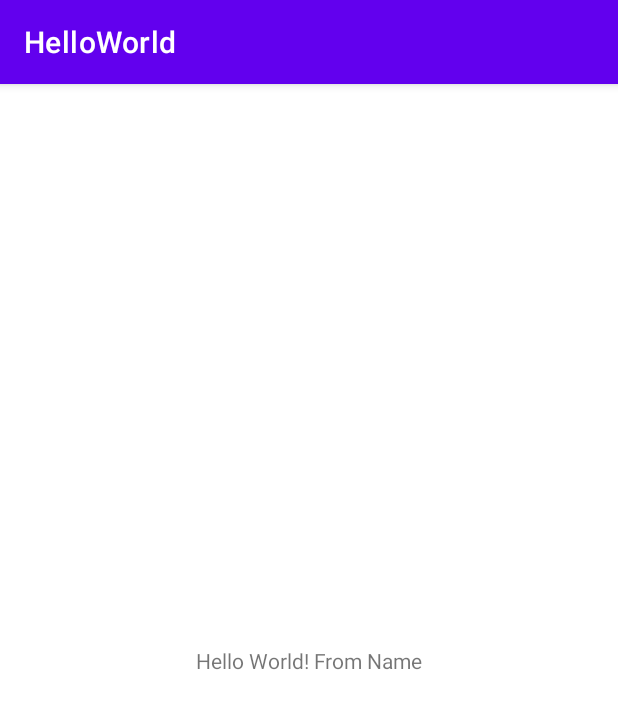
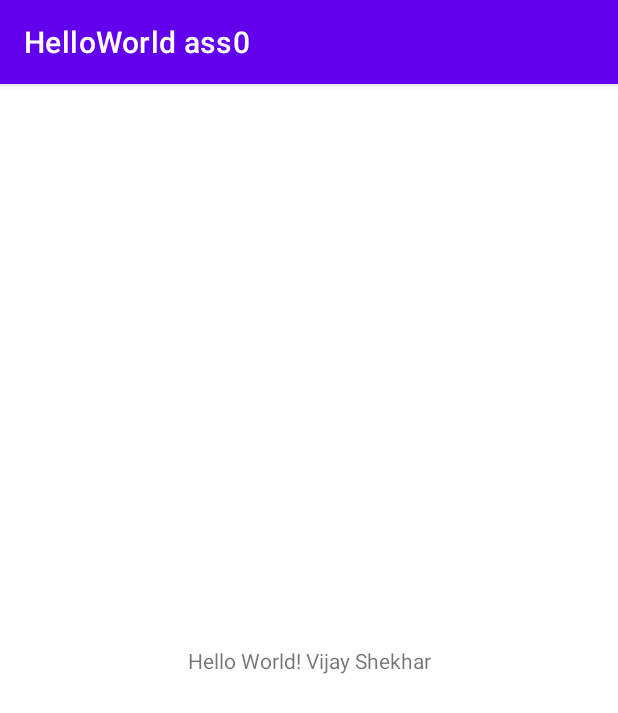
Before and after one commit to Mobile-Computing-Winter-2021/assignment0-vijayshekhar, an Android app: the screen it shows after launch (MainActivity), on a phone screen of 412 x 824 dp. Shown: the top 713 px of the screen. Run offline under Robolectric (Android 15) with nearby library versions, the phone set to English and light mode, and no system bars.

Commit message:
assignment0 initial commit

```diff
--- a/app/src/main/res/values/strings.xml
+++ b/app/src/main/res/values/strings.xml
@@ -1,4 +1,4 @@
 <resources>
-    <string name="app_name">HelloWorld</string>
-    <string name="greeting_text">Hello World! "From Name" </string>
+    <string name="app_name">HelloWorld ass0</string>
+    <string name="greeting_text">Hello World! "Vijay Shekhar" </string>
 </resources>
```
